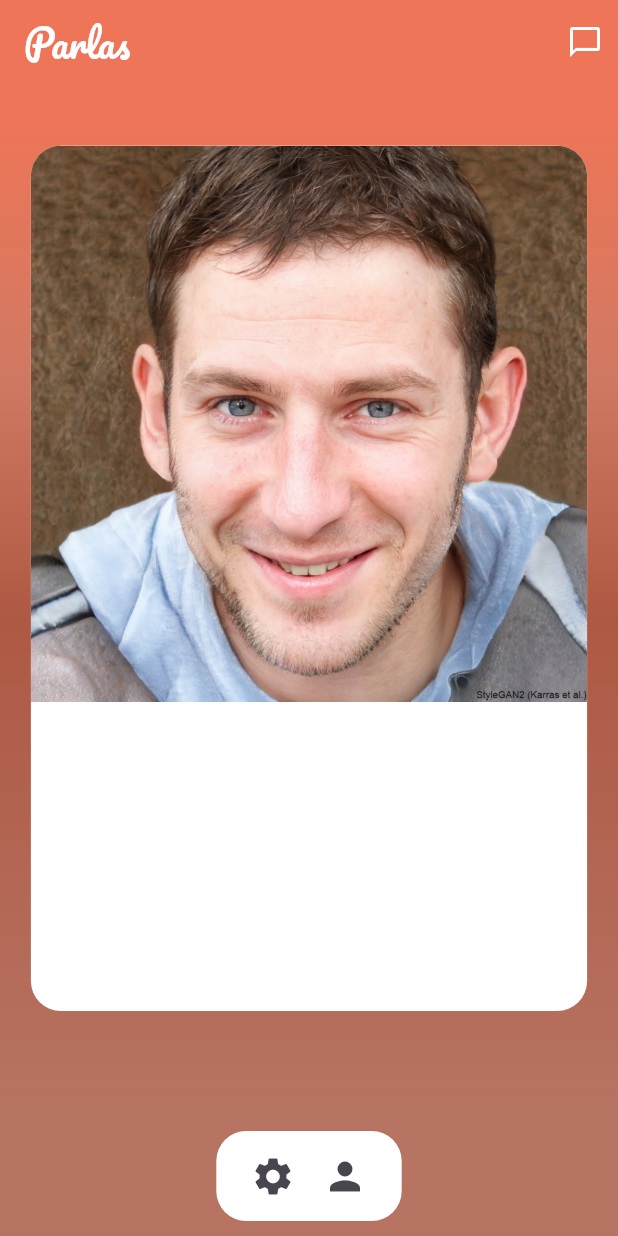
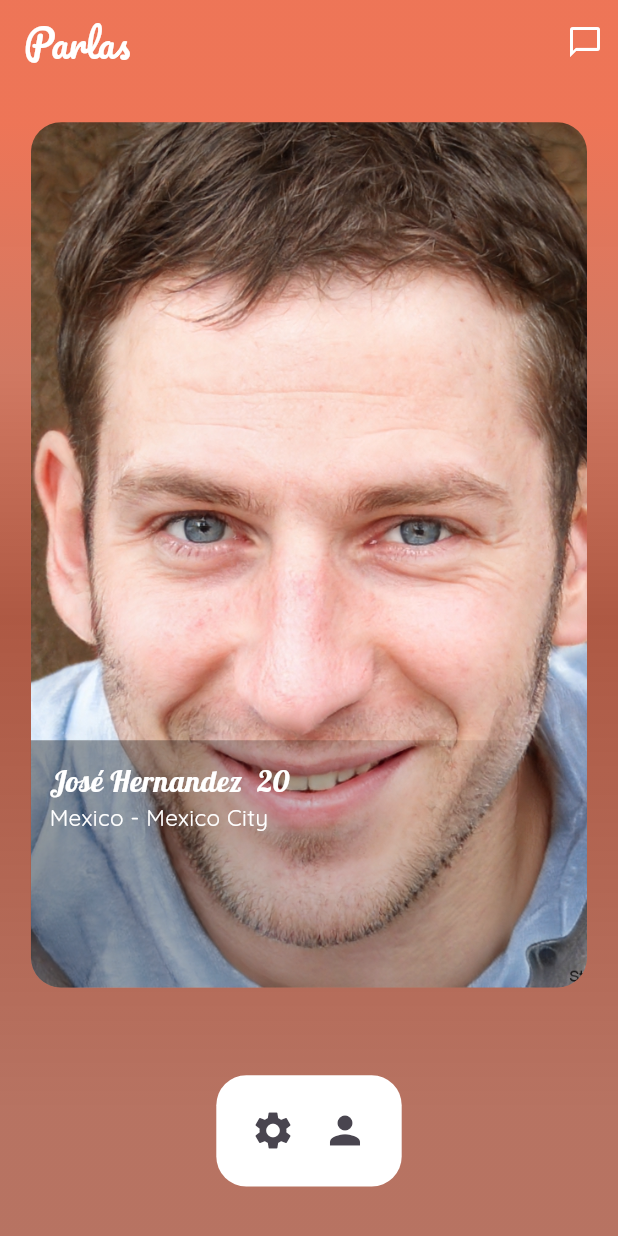
Before and after one commit to GA9BR1/parlas_app, a Flutter app: the HomeScreen screen opened by its route, on a phone screen of 412 x 824 dp. Run offline on Flutter 3.47's test engine with Material 3 defaults, Android fonts, the light colour scheme and no system bars; our stand-ins replace go_router, google_fonts, shared_preferences; accounts and stored records are empty.

Commit message:
Wip home screen -> alinhamento da barra inferior e container central e gradiente.

```diff
--- a/lib/home_screen.dart
+++ b/lib/home_screen.dart
@@ -50,25 +50,59 @@ class HomeScreen extends StatelessWidget {
           child: Center(
             child: Column(
               children: [
-                SizedBox(height: MediaQuery.of(context).size.height * .05),
+                SizedBox(height: MediaQuery.of(context).size.height * .031),
                 Container(
                   width: MediaQuery.of(context).size.width * .9,
                   height: MediaQuery.of(context).size.height * .7,
                   decoration: BoxDecoration(
-                      borderRadius: BorderRadius.circular(20),
-                      color: Colors.white),
-                  child: const Column(
-                    children: [
-                      ClipRRect(
-                        borderRadius: BorderRadius.only(
-                            topLeft: Radius.circular(20),
-                            topRight: Radius.circular(20)),
-                        child: Image(
-                            fit: BoxFit.cover,
-                            image:
-                                AssetImage('lib/images/aleatory_person.jpeg')),
+                    borderRadius: BorderRadius.circular(20),
+                    image: const DecorationImage(
+                      image: AssetImage("lib/images/aleatory_person.jpeg"),
+                      fit: BoxFit.cover,
+                    ),
+                  ),
+                  child: Container(
+                    margin: EdgeInsets.only(
+                        top: MediaQuery.of(context).size.height * .5),
+                    decoration: BoxDecoration(
+                      borderRadius: const BorderRadius.only(
+                          bottomLeft: Radius.circular(20),
+                          bottomRight: Radius.circular(20)),
+                      gradient: LinearGradient(
+                        begin: Alignment.bottomLeft,
+                        end: Alignment.bottomRight,
+                        colors: [
+                          Colors.black.withOpacity(0.4),
+                          Colors.transparent
+                        ],
                       ),
-                    ],
+                    ),
+                    child: Container(
+                      padding: EdgeInsets.all(
+                          MediaQuery.of(context).size.width * .03),
+                      child: Column(
+                        children: [
+                          Row(
+                            children: [
+                              Text("José Hernandez",
+                                  style: GoogleFonts.lobster(
+                                      fontSize: 20, color: Colors.white)),
+                              const SizedBox(width: 10),
+                              Text("20",
+                                  style: GoogleFonts.lobster(
+                                      fontSize: 20, color: Colors.white)),
+                            ],
+                          ),
+                          Row(
+                            children: [
+                              Text("Mexico - Mexico City",
+                                  style: GoogleFonts.quicksand(
+                                      fontSize: 15, color: Colors.white)),
+                            ],
+                          ),
+                        ],
+                      ),
+                    ),
                   ),
                 ),
               ],
@@ -76,11 +110,14 @@ class HomeScreen extends StatelessWidget {
           ),
         ),
         bottomNavigationBar: BottomAppBar(
+            height: MediaQuery.of(context).size.height * .15,
             surfaceTintColor: Colors.transparent,
             color: Colors.transparent,
-            padding: EdgeInsets.symmetric(
-                horizontal: MediaQuery.of(context).size.width * .35,
-                vertical: 10),
+            padding: EdgeInsets.only(
+                top: MediaQuery.of(context).size.height * .02,
+                left: MediaQuery.of(context).size.width * .35,
+                right: MediaQuery.of(context).size.width * .35,
+                bottom: MediaQuery.of(context).size.height * .04),
             child: Container(
               decoration: BoxDecoration(
                   borderRadius: BorderRadius.circular(20), color: Colors.white),
```
